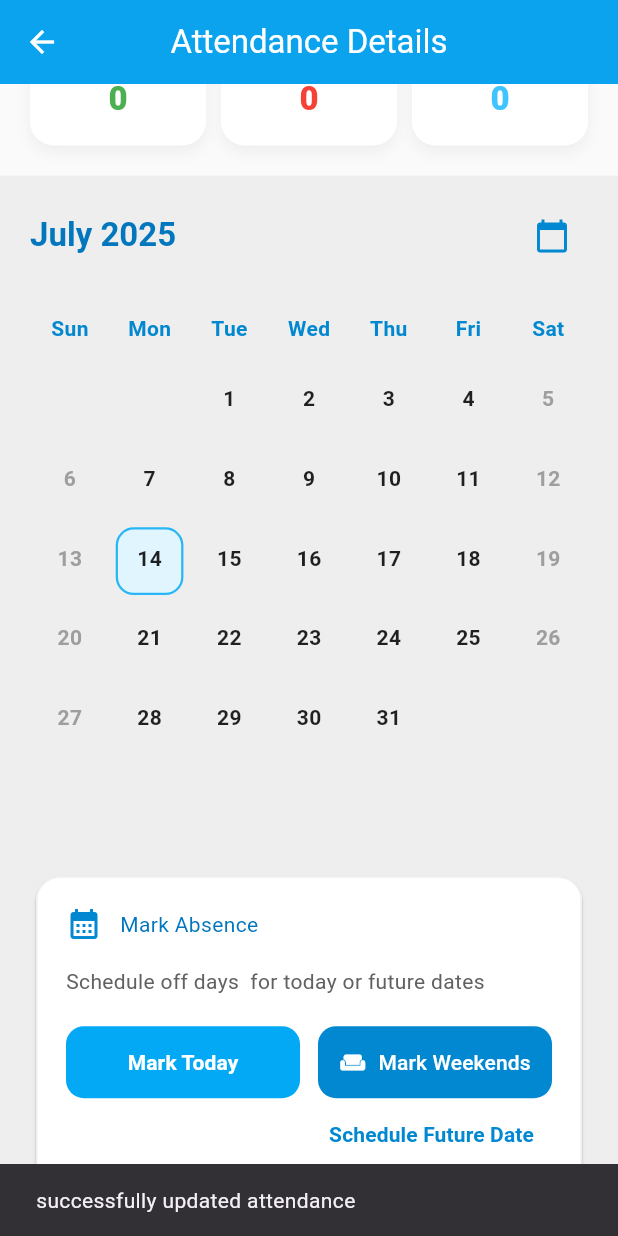
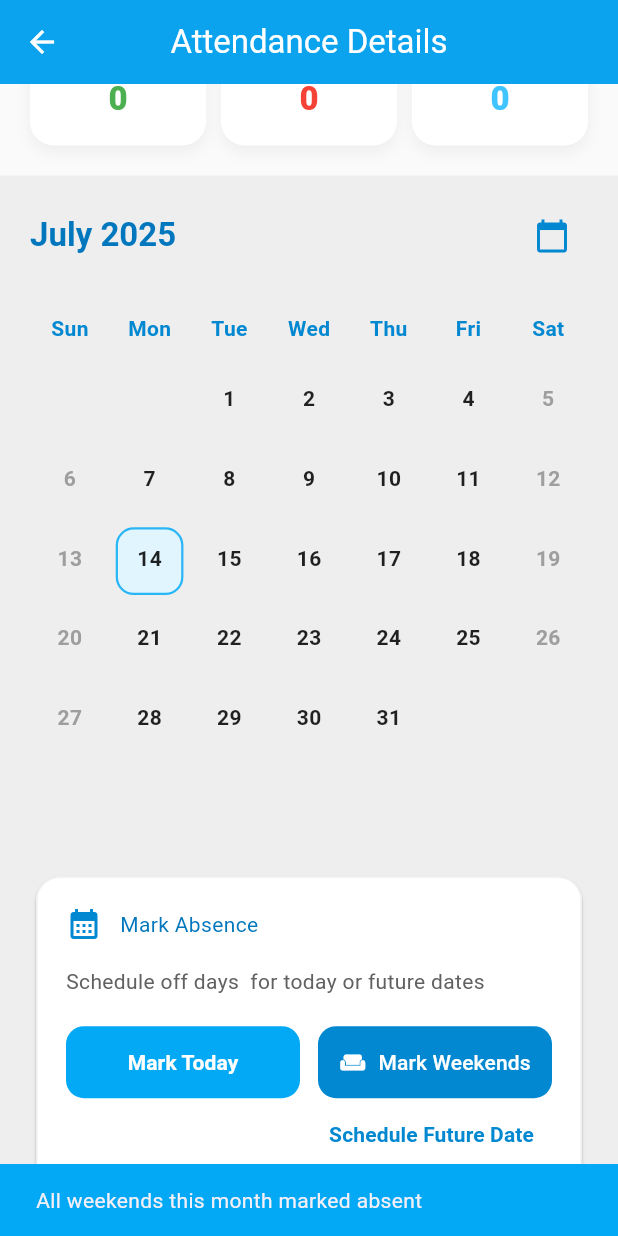
Before and after one commit to Danish9111/mess, a Flutter app: the AttendanceDetailsScreen screen opened directly, scrolled down 70 dp, after a tap on "Mark Weekends", on a phone screen of 412 x 824 dp. Run offline on Flutter 3.47's test engine with Material 3 defaults, Android fonts, the phone set to English and light mode, and no system bars; our stand-ins replace cloud_firestore, firebase_auth, firebase_core, flutter_rating_bar, flutter_riverpod, google_fonts and 4 more; accounts and stored records are empty.

Commit message:
created file services.dart

```diff
--- a/lib/screens/dashboard_screen/dashboard_ui/attendance_ui/attendance_details.dart
+++ b/lib/screens/dashboard_screen/dashboard_ui/attendance_ui/attendance_details.dart
@@ -10,8 +10,8 @@ import 'package:mess/screens/dashboard_screen/dashboard_ui/attendance_ui/show_da
 import 'package:mess/screens/dashboard_screen/dashboard_ui/attendance_utils/fetch_attendance.dart';
 import 'package:mess/screens/dashboard_screen/dashboard_ui/attendance_utils/count_attendance.dart';
 import 'package:mess/screens/dashboard_screen/dashboard_ui/attendance_utils/schedule_absent_for_weekends.dart';
-import 'package:mess/screens/dashboard_screen/dashboard_ui/attendance_utils/schedule_absent.dart';
-import 'package:mess/has_internet.dart';
+
+import 'package:mess/services.dart';
 
 class AttendanceDetailsScreen extends ConsumerStatefulWidget {
   const AttendanceDetailsScreen({super.key});
@@ -273,7 +273,8 @@ Widget _sliverPadding(BuildContext context, bool isOnline, WidgetRef ref) {
                         if (isOnline) {
                           scheduleAbsence(context);
                         } else {
-                          showInternetSnackBar(context);
+                          showInternetSnackBar(context, Colors.redAccent,
+                              'No internet connection Check your internet and try again');
                         }
                       },
                       style: FilledButton.styleFrom(
@@ -295,19 +296,19 @@ Widget _sliverPadding(BuildContext context, bool isOnline, WidgetRef ref) {
                       icon: const Icon(Icons.weekend, size: 18),
                       label: const Text('Mark Weekends'),
                       onPressed: () async {
-                        // fail‑fast: give it max 300 ms
-                        // final isOnline = await Future.any([
-                        //   hasInternet(),
-                        //   Future.delayed(
-                        //       const Duration(milliseconds: 0), () => false),
-                        // ]);
-
                         if (!isOnline) {
                           if (context.mounted) {
                             ScaffoldMessenger.of(context).showSnackBar(
                               const SnackBar(
-                                content: Text('No internet connection'),
-                                behavior: SnackBarBehavior.floating,
+                                content: SizedBox(
+                                    // height: 10,
+                                    width: double.infinity,
+                                    child: Flexible(
+                                      child: Text(
+                                          'No internet connection Check your internet and try again'),
+                                    )),
+                                backgroundColor: Colors.redAccent,
+                                // margin: EdgeInsets.only(top: 20),
                               ),
                             );
                           }
@@ -323,10 +324,7 @@ Widget _sliverPadding(BuildContext context, bool isOnline, WidgetRef ref) {
                               content: const Text(
                                   'All weekends this month marked absent'),
                               backgroundColor: Colors.lightBlue.shade500,
-                              behavior: SnackBarBehavior.floating,
-                              shape: RoundedRectangleBorder(
-                                borderRadius: BorderRadius.circular(12),
-                              ),
+                              // behavior: SnackBarBehavior.floating,
                             ),
                           );
                         }
@@ -344,7 +342,10 @@ Widget _sliverPadding(BuildContext context, bool isOnline, WidgetRef ref) {
               Align(
                 alignment: Alignment.centerRight,
                 child: TextButton(
-                  onPressed: () => scheduleAbsence(context),
+                  onPressed: () => isOnline
+                      ? scheduleAbsence(context)
+                      : showInternetSnackBar(context, Colors.redAccent,
+                          'No internet connection Check your internet and try again'),
                   child: Text('Schedule Future Date',
                       style: TextStyle(
                           color: Colors.lightBlue.shade700,
@@ -358,12 +359,3 @@ Widget _sliverPadding(BuildContext context, bool isOnline, WidgetRef ref) {
     ),
   );
 }
-
-void showInternetSnackBar(BuildContext context) {
-  ScaffoldMessenger.of(context).showSnackBar(
-    const SnackBar(
-        content:
-            Text('No internet connection Check your internet and try again')),
-    snackBarAnimationStyle: AnimationStyle(curve: Curves.easeOut),
-  );
-}
--- a/lib/screens/dashboard_screen/dashboard_ui/attendance_utils/schedule_absent.dart
+++ b/lib/screens/dashboard_screen/dashboard_ui/attendance_utils/schedule_absent.dart
@@ -15,8 +15,8 @@ Future<void> scheduleAbsent(DateTime date, BuildContext context) async {
         .doc(monthId)
         .set({day: 'absent'},
             SetOptions(merge: true)); // merge keeps other days intact
-    ScaffoldMessenger.of(context).showSnackBar(
-        const SnackBar(content: Text('successfully updated attendance')));
+    // ScaffoldMessenger.of(context).showSnackBar(
+    //     const SnackBar(content: Text('successfully updated attendance')));
   } catch (e) {
     debugPrint(e.toString());
     ScaffoldMessenger.of(context).showSnackBar(
```
Also changed, not shown: lib/providers/connectivity_provider.dart (+23 -23 lines), lib/services.dart (added, +10 -0 lines).
